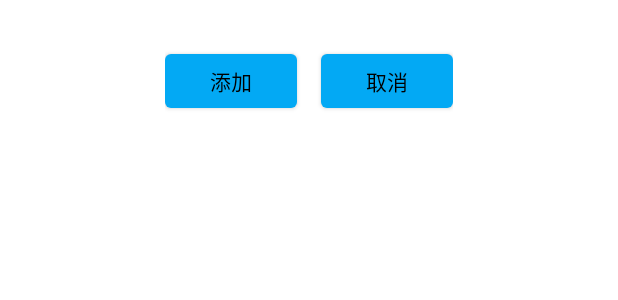
After one commit to ordinaryLerner/666, an Android app: the layout activity_select_items.xml on its own in the app's theme, with its tools: preview values and no code run, on a phone screen of 412 x 824 dp. The commit adds this screen. Shown: the top 300 px of the screen. Run offline under Robolectric (Android 15) with nearby library versions, the phone set to English and light mode, and no system bars.

Commit message:
分类功能完善

```diff
--- a/app/src/main/AndroidManifest.xml
+++ b/app/src/main/AndroidManifest.xml
@@ -14,9 +14,13 @@
         android:supportsRtl="true"
         android:theme="@style/Theme.HelperApp.NoActionBar">
         <activity
+            android:name=".itemPackage.ItemType.SelectItems"
+            android:exported="false"
+            android:theme="@style/Theme.AppCompat.Dialog"/>
+        <activity
             android:name=".itemPackage.ItemType.ItemTypeAdd"
             android:exported="false"
-            android:theme="@style/Theme.AppCompat.Dialog"/>
+            android:theme="@style/Theme.AppCompat.Dialog" />
         <activity
             android:name=".Statement"
             android:exported="false" />
--- a/app/src/main/java/com/czcz/helperapp/itemPackage/Item/ItemAdapter.kt
+++ b/app/src/main/java/com/czcz/helperapp/itemPackage/Item/ItemAdapter.kt
@@ -23,7 +23,6 @@ class ItemAdapter(
     var topitem: Int?,//标记置顶Item
     private val context: Home,
     private val items: MutableList<Item>,
-    private val onItemDeleteListener: (Item) -> Unit,
 ) : RecyclerView.Adapter<ItemAdapter.ViewHolder>() {
     // ...
     class ViewHolder(val binding: ItemLayoutBinding) : RecyclerView.ViewHolder(binding.root)
--- a/app/src/main/java/com/czcz/helperapp/itemPackage/ItemType/ItemTypeAdd.kt
+++ b/app/src/main/java/com/czcz/helperapp/itemPackage/ItemType/ItemTypeAdd.kt
@@ -42,9 +42,9 @@ class ItemTypeAdd : AppCompatActivity() {
             )
             typedatabase = ItemTypeDatabase.getDatabase(this)
             typeDao = typedatabase.itemTypeDao()
-                lifecycleScope.launch {
-                    typeDao.insertItemType(itemType)
-                }
+            lifecycleScope.launch {
+                typeDao.insertItemType(itemType)
+            }
             finish()
         }
 
--- a/app/src/main/java/com/czcz/helperapp/itemPackage/ItemType/ItemTypeDao.kt
+++ b/app/src/main/java/com/czcz/helperapp/itemPackage/ItemType/ItemTypeDao.kt
@@ -12,6 +12,9 @@ interface ItemTypeDao {
     @Query("DELETE FROM itemtypes WHERE id = :id")
     suspend fun deleteItem(id: Int)
 
+    @Query("SELECT * FROM itemtypes WHERE itemType = :itemType")
+    suspend fun getItemTypeByType(itemType: String): ItemType?
+
     @Query("SELECT * FROM itemtypes WHERE username = :username")
     suspend fun getAllItemTypesByUser(username: String): List<ItemType>
 }
--- /dev/null
+++ b/app/src/main/res/layout/activity_select_items.xml
@@ -0,0 +1,36 @@
+<?xml version="1.0" encoding="utf-8"?>
+<RelativeLayout xmlns:android="http://schemas.android.com/apk/res/android"
+    xmlns:app="http://schemas.android.com/apk/res-auto"
+    xmlns:tools="http://schemas.android.com/tools"
+    android:id="@+id/main"
+    android:orientation="vertical"
+    android:layout_width="match_parent"
+    android:layout_height="match_parent"
+    tools:context=".itemPackage.ItemType.SelectItems">
+    <androidx.recyclerview.widget.RecyclerView
+        android:id="@+id/recycler"
+        android:layout_width="match_parent"
+        android:layout_height="wrap_content" />
+    <LinearLayout
+        android:id="@+id/buttonLayout"
+        android:layout_below="@+id/recycler"
+        android:layout_marginTop="30dp"
+        android:layout_width="wrap_content"
+        android:layout_height="wrap_content"
+        android:layout_centerHorizontal="true" style="?android:attr/buttonBarStyle"
+        android:orientation="horizontal">
+
+        <Button
+            android:id="@+id/add"
+            android:layout_width="wrap_content"
+            android:layout_height="wrap_content" style="?android:attr/buttonBarStyle"
+            android:text="添加"
+            android:layout_marginEnd="16dp" />
+        <Button
+            android:id="@+id/cancel"
+            android:layout_width="wrap_content"
+            android:layout_height="wrap_content" style="?android:attr/buttonBarStyle"
+            android:text="取消" />
+    </LinearLayout>
+
+</RelativeLayout>
```
Also changed, not shown: app/src/main/java/com/czcz/helperapp/Home.kt (+62 -27 lines), app/src/main/java/com/czcz/helperapp/itemPackage/ItemType/ItemTypeAdapter.kt (+17 -3 lines), app/src/main/java/com/czcz/helperapp/itemPackage/ItemType/SelectItems.kt (added, +86 -0 lines), app/src/main/java/com/czcz/helperapp/itemPackage/TimerItemAdapter.kt (+31 -4 lines), app/src/main/res/layout/itemtype_layout.xml (+22 -9 lines).
